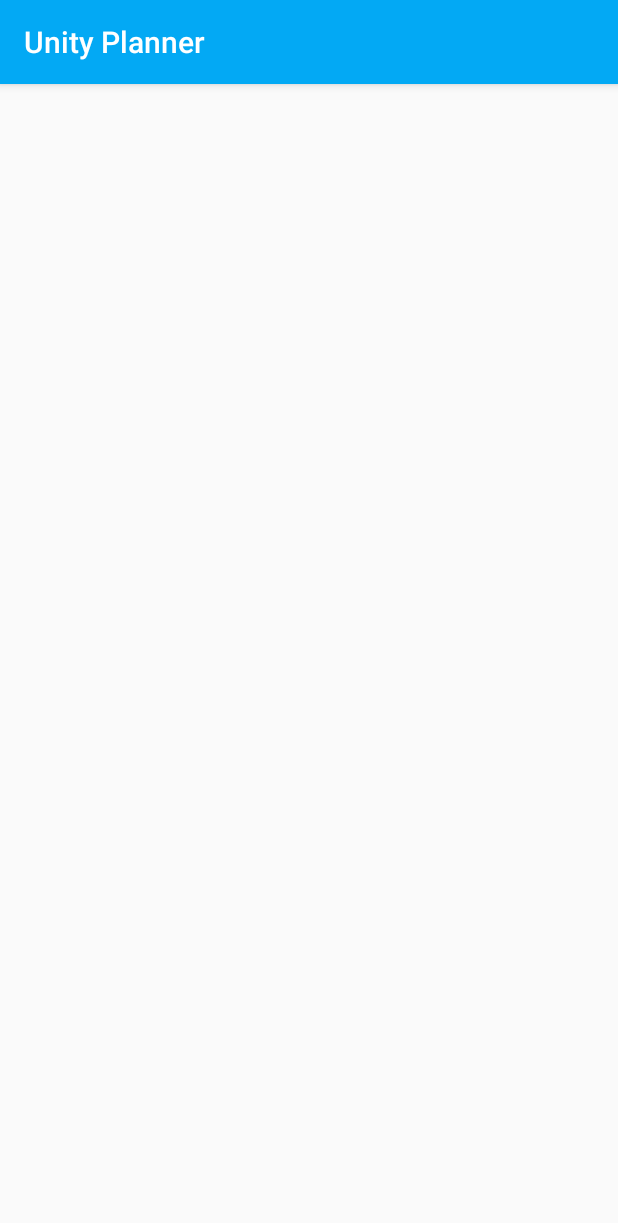
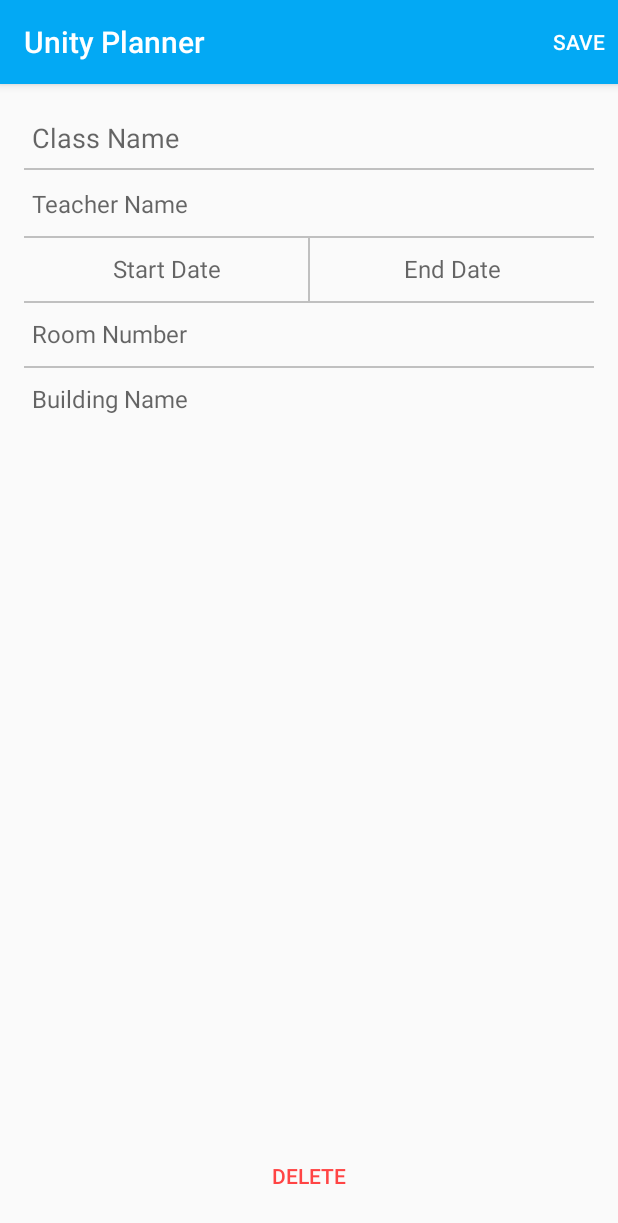
Before and after one commit to nickthegroot/UnityPlanner, an Android app: the editClass screen opened directly, with no data from a screen before it, on a phone screen of 412 x 824 dp. Shown: the top 1223 px of the screen. Run offline under Robolectric (Android 15) with nearby library versions, the phone set to English and light mode, and no system bars; our stand-ins replace Firebase (no records; nobody signed in at launch, a user with empty details on screens opened directly).

Commit message:
Added ability to delete class.

```diff
--- a/app/src/main/java/com/nbdeg/unityplanner/assignmentFragment.java
+++ b/app/src/main/java/com/nbdeg/unityplanner/assignmentFragment.java
@@ -7,7 +7,6 @@ import android.os.Bundle;
 import android.support.v4.app.Fragment;
 import android.support.v7.widget.LinearLayoutManager;
 import android.support.v7.widget.RecyclerView;
-import android.util.Log;
 import android.view.LayoutInflater;
 import android.view.View;
 import android.view.ViewGroup;
@@ -51,7 +50,6 @@ public class assignmentFragment extends Fragment {
                 viewHolder.mView.setOnClickListener(new View.OnClickListener() {
                     @Override
                     public void onClick(View view) {
-                        Log.i("Test", "You clicked on "+ position);
                         Intent intent = new Intent(getContext(), editAssignment.class);
                         intent.putExtra("ID", mAdapter.getRef(position).getKey());
                         startActivity(intent);
--- a/app/src/main/java/com/nbdeg/unityplanner/classFragment.java
+++ b/app/src/main/java/com/nbdeg/unityplanner/classFragment.java
@@ -1,6 +1,7 @@
 package com.nbdeg.unityplanner;
 
 import android.content.Context;
+import android.content.Intent;
 import android.net.Uri;
 import android.os.Bundle;
 import android.support.v4.app.Fragment;
@@ -46,8 +47,16 @@ public class classFragment extends Fragment {
 
         mAdapter = new FirebaseRecyclerAdapter<Classes, ClassesHolder>(Classes.class, R.layout.classes_layout, ClassesHolder.class, classDb) {
             @Override
-            protected void populateViewHolder(ClassesHolder viewHolder, Classes mClass, int position) {
+            protected void populateViewHolder(ClassesHolder viewHolder, final Classes mClass, final int position) {
                 viewHolder.setEverything(mClass);
+                viewHolder.mView.setOnClickListener(new View.OnClickListener() {
+                    @Override
+                    public void onClick(View view) {
+                        Intent intent = new Intent(getContext(), editClass.class);
+                        intent.putExtra("ID", mAdapter.getRef(position).getKey());
+                        startActivity(intent);
+                    }
+                });
             }
         };
 
--- a/app/src/main/java/com/nbdeg/unityplanner/editAssignment.java
+++ b/app/src/main/java/com/nbdeg/unityplanner/editAssignment.java
@@ -143,7 +143,7 @@ public class editAssignment extends AppCompatActivity  {
         String extraInfo = mExtraInfo.getText().toString();
         String dueClass = mDueClass.getItemAtPosition(mDueClass.getSelectedItemPosition()).toString();
 
-        db.editAssignment(oldAssignmentID, new Assignments(assignmentName, dueClass, dueDate, extraInfo, percentComplete));
+        db.editAssignment(oldAssignmentID, new Assignments(assignmentName, dueClass, dueDate, extraInfo, percentComplete, oldAssignmentID));
 
         // Bring user back to MainActivity
         startActivity(new Intent(editAssignment.this, MainActivity.class));
--- a/app/src/main/java/com/nbdeg/unityplanner/editClass.java
+++ b/app/src/main/java/com/nbdeg/unityplanner/editClass.java
@@ -1,13 +1,126 @@
 package com.nbdeg.unityplanner;
 
+import android.content.Intent;
 import android.os.Bundle;
 import android.support.v7.app.AppCompatActivity;
+import android.util.Log;
+import android.view.Menu;
+import android.view.MenuInflater;
+import android.view.MenuItem;
+import android.view.View;
+import android.widget.EditText;
+
+import com.google.firebase.database.DataSnapshot;
+import com.google.firebase.database.DatabaseError;
+import com.google.firebase.database.DatabaseReference;
+import com.google.firebase.database.ValueEventListener;
+import com.nbdeg.unityplanner.data.Classes;
+import com.nbdeg.unityplanner.utils.Database;
+import com.nbdeg.unityplanner.utils.EditTextDatePicker;
+
+import java.util.Date;
+import java.util.Objects;
 
 public class editClass extends AppCompatActivity {
+
+    // TODO Add A/B Schedule
+    // TODO Select which days class occurs on
+
+    private EditText className;
+    private EditText classTeacher;
+    private EditText classRoomNumber;
+    private EditText classBuildingName;
+
+    private EditTextDatePicker mStartDate;
+    private EditTextDatePicker mEndDate;
+
+    private String oldClassID;
+    private String name;
+    private String teacher;
+    private Date startDate;
+    private Date endDate;
+    private int roomNumber;
+    private String buildingName;
+    private DatabaseReference classRef;
+
+    Database db = new Database();
 
     @Override
     protected void onCreate(Bundle savedInstanceState) {
         super.onCreate(savedInstanceState);
         setContentView(R.layout.activity_edit_class);
+
+        // Setting date pickers to have have pop-up calendars
+        mStartDate = new EditTextDatePicker(this, R.id.class_edit_start_date);
+        mEndDate = new EditTextDatePicker(this, R.id.class_edit_end_date);
+
+        // Setting EditText Variables
+        className = (EditText) findViewById(R.id.class_edit_name);
+        classTeacher = (EditText) findViewById(R.id.class_edit_teacher);
+        classRoomNumber = (EditText) findViewById(R.id.class_edit_room);
+        classBuildingName = (EditText) findViewById(R.id.class_edit_building);
+
+        oldClassID = getIntent().getStringExtra("ID");
+        db.classDb.addListenerForSingleValueEvent(new ValueEventListener() {
+            @Override
+            public void onDataChange(DataSnapshot dataSnapshot) {
+                for (DataSnapshot userSnapshot : dataSnapshot.getChildren()) {
+                    if (Objects.equals(userSnapshot.getKey(), oldClassID)) {
+
+                        // Get data from class
+                        Classes mClass = userSnapshot.getValue(Classes.class);
+                        name = mClass.getName();
+                        teacher = mClass.getTeacher();
+                        startDate = new Date(mClass.getStartDate());
+                        endDate = new Date(mClass.getEndDate());
+                        roomNumber = mClass.getRoomNumber();
+                        buildingName = mClass.getBuildingName();
+                        classRef = userSnapshot.getRef();
+
+                        // Set data from class
+                        className.setText(name);
+                        classTeacher.setText(teacher);
+                        mStartDate.setDisplay(startDate);
+                        mEndDate.setDisplay(endDate);
+                        classRoomNumber.setText(Integer.toString(roomNumber));
+                        classBuildingName.setText(buildingName);
+                    }
+                }
+            }
+
+            @Override
+            public void onCancelled(DatabaseError databaseError) {
+                Log.e("Database", databaseError.getMessage());
+            }
+        });
+    }
+
+    // Adds a SAVE button to the Action Bar
+    @Override
+    public boolean onCreateOptionsMenu(Menu menu) {
+        MenuInflater inflater = getMenuInflater();
+        inflater.inflate(R.menu.save, menu);
+        return true;
+    }
+
+    @Override
+    public boolean onOptionsItemSelected(MenuItem item) {
+        String name = className.getText().toString();
+        String teacherName = classTeacher.getText().toString();
+        Long startDate = mStartDate.date.getTime();
+        Long endDate = mEndDate.date.getTime();
+        if (!classRoomNumber.getText().toString().isEmpty()) {
+            roomNumber = Integer.parseInt(classRoomNumber.getText().toString());
+        }
+        String buildingName = classBuildingName.getText().toString();
+
+        db.editClass(oldClassID, new Classes(name, teacherName, startDate, endDate, roomNumber, buildingName, oldClassID));
+        startActivity(new Intent(editClass.this, MainActivity.class));
+        return super.onOptionsItemSelected(item);
+    }
+
+    public void deleteClass(View view) {
+        classRef.removeValue();
+        startActivity(new Intent(editClass.this, MainActivity.class));
     }
 }
--- a/app/src/main/java/com/nbdeg/unityplanner/loginActivity.java
+++ b/app/src/main/java/com/nbdeg/unityplanner/loginActivity.java
@@ -88,7 +88,6 @@ public class loginActivity extends AppCompatActivity {
                                 new AuthUI.IdpConfig.Builder(AuthUI.GOOGLE_PROVIDER).build()))
                         .setLogo(R.mipmap.ic_logo_white)
                         .setTheme(R.style.LoginTheme)
-                        .setIsSmartLockEnabled(!BuildConfig.DEBUG)
                         .build(),
                 RC_SIGN_IN);
     }
--- a/app/src/main/java/com/nbdeg/unityplanner/utils/AssignmentHolder.java
+++ b/app/src/main/java/com/nbdeg/unityplanner/utils/AssignmentHolder.java
@@ -14,7 +14,7 @@ public class AssignmentHolder extends RecyclerView.ViewHolder {
     private final TextView mNameField;
     private final TextView mDueField;
     private final TextView mClassField;
-    public  final View mView;
+    public final View mView;
 
     public AssignmentHolder(View itemView) {
         super(itemView);
--- a/app/src/main/java/com/nbdeg/unityplanner/utils/ClassesHolder.java
+++ b/app/src/main/java/com/nbdeg/unityplanner/utils/ClassesHolder.java
@@ -11,12 +11,14 @@ public class ClassesHolder extends RecyclerView.ViewHolder {
     private final TextView mNameField;
     private final TextView mTeacherField;
     private final TextView mRoomNumField;
+    public final View mView;
 
     public ClassesHolder(View itemView) {
         super(itemView);
         mNameField = (TextView) itemView.findViewById(R.id.view_class_name);
         mTeacherField = (TextView) itemView.findViewById(R.id.view_class_teacher);
         mRoomNumField = (TextView) itemView.findViewById(R.id.view_class_room);
+        mView = itemView;
     }
 
     public void setEverything(Classes mClass) {
--- a/app/src/main/java/com/nbdeg/unityplanner/utils/Database.java
+++ b/app/src/main/java/com/nbdeg/unityplanner/utils/Database.java
@@ -66,13 +66,14 @@ public class Database {
         return classList;
     }
 
+
+    // Adding objects to database
     public void addAssignment(Assignments assignment) {
         Log.i(TAG, "Creating assignment: " + assignment.getName());
         String key = assignmentDb.push().getKey();
         assignment.setID(key);
         assignmentDb.child(key).setValue(assignment);
     }
-
     public void addClass(Classes mClass) {
         Log.i(TAG, "Creating class: " + mClass.getName());
         String key = classDb.push().getKey();
@@ -80,6 +81,10 @@ public class Database {
         classDb.child(key).setValue(mClass);
     }
 
+    // Editing existing objects in database
+    public void editClass(final String oldID, final Classes newClass) {
+        classDb.child(oldID).setValue(newClass);
+    }
     public void editAssignment(final String oldID, final Assignments newAssignment) {
         assignmentDb.child(oldID).setValue(newAssignment);
     }
--- a/app/src/main/res/layout/activity_edit_class.xml
+++ b/app/src/main/res/layout/activity_edit_class.xml
@@ -1,8 +1,135 @@
 <?xml version="1.0" encoding="utf-8"?>
-<android.support.constraint.ConstraintLayout xmlns:android="http://schemas.android.com/apk/res/android"
+<RelativeLayout
+    xmlns:android="http://schemas.android.com/apk/res/android"
     xmlns:tools="http://schemas.android.com/tools"
     android:layout_width="match_parent"
     android:layout_height="match_parent"
-    tools:context="com.nbdeg.unityplanner.editClass">
+    android:paddingBottom="@dimen/activity_vertical_margin"
+    android:paddingLeft="@dimen/activity_horizontal_margin"
+    android:paddingRight="@dimen/activity_horizontal_margin"
+    android:paddingTop="@dimen/activity_vertical_margin"
+    tools:context="com.nbdeg.unityplanner.addAssignment">
 
-</android.support.constraint.ConstraintLayout>
+    <EditText
+        android:layout_width="match_parent"
+        android:layout_height="40dp"
+        android:inputType="textCapWords"
+        android:ems="10"
+        android:layout_alignParentTop="true"
+        android:layout_alignParentStart="true"
+        android:id="@+id/class_edit_name"
+        android:hint="@string/class_name"
+        android:padding="5dp"
+        android:textSize="18sp"
+        android:background="@null" />
+
+    <View
+        android:layout_width="match_parent"
+        android:layout_height="1dp"
+        android:background="#c0c0c0"
+        android:layout_below="@id/class_edit_name"/>
+
+    <EditText
+        android:layout_width="match_parent"
+        android:layout_height="43dp"
+        android:inputType="textCapWords"
+        android:ems="10"
+        android:id="@+id/class_edit_teacher"
+        android:hint="@string/teacher_name"
+        android:textSize="16sp"
+        android:layout_below="@id/class_edit_name"
+        android:layout_alignParentStart="true"
+        android:layout_marginTop="2dp"
+        android:padding="5dp"
+        android:background="@null" />
+
+    <View
+        android:layout_width="match_parent"
+        android:layout_height="1dp"
+        android:background="#c0c0c0"
+        android:layout_below="@id/class_edit_teacher"/>
+
+    <LinearLayout
+        android:layout_width="match_parent"
+        android:layout_height="43dp"
+        android:orientation="horizontal"
+        android:layout_below="@id/class_edit_teacher"
+        android:layout_alignParentStart="true"
+        android:id="@+id/linearLayout">
+
+        <EditText
+            android:layout_width="0dp"
+            android:layout_height="match_parent"
+            android:layout_weight="1"
+            android:id="@+id/class_edit_start_date"
+            android:padding="5dp"
+            android:focusable="false"
+            android:hint="@string/start_date"
+            android:textSize="16sp"
+            android:background="@null"
+            android:gravity="center"
+            android:inputType="date"/>
+
+        <View
+            android:layout_width="1dp"
+            android:layout_height="match_parent"
+            android:background="#c0c0c0"/>
+
+        <EditText
+            android:layout_width="0dp"
+            android:layout_height="match_parent"
+            android:layout_weight="1"
+            android:id="@+id/class_edit_end_date"
+            android:padding="5dp"
+            android:focusable="false"
+            android:hint="@string/end_date"
+            android:textSize="16sp"
+            android:background="@null"
+            android:gravity="center"
+            android:inputType="date"/>
+    </LinearLayout>
+
+    <View
+        android:layout_width="match_parent"
+        android:layout_height="1dp"
+        android:background="#c0c0c0"
+        android:layout_below="@id/linearLayout"/>
+
+    <EditText
+        android:layout_width="match_parent"
+        android:layout_height="43dp"
+        android:inputType="number"
+        android:id="@+id/class_edit_room"
+        android:padding="5dp"
+        android:hint="@string/room_number"
+        android:textSize="16sp"
+        android:background="@null"
+        android:layout_below="@id/linearLayout"/>
+
+    <View
+        android:layout_width="match_parent"
+        android:layout_height="1dp"
+        android:background="#c0c0c0"
+        android:layout_below="@id/class_edit_room"/>
+
+    <EditText
+        android:layout_width="match_parent"
+        android:layout_height="43dp"
+        android:inputType="textCapWords"
+        android:id="@+id/class_edit_building"
+        android:padding="5dp"
+        android:hint="@string/building_name"
+        android:textSize="16sp"
+        android:background="@null"
+        android:layout_below="@id/class_edit_room"/>
+
+    <Button
+        android:id="@+id/delete_class"
+        style="@style/Base.Widget.AppCompat.Button.Borderless.Colored"
+        android:layout_width="match_parent"
+        android:layout_height="wrap_content"
+        android:layout_alignParentBottom="true"
+        android:onClick="deleteClass"
+        android:text="@string/delete"
+        android:textColor="#FFFF4444" />
+</RelativeLayout>
```
